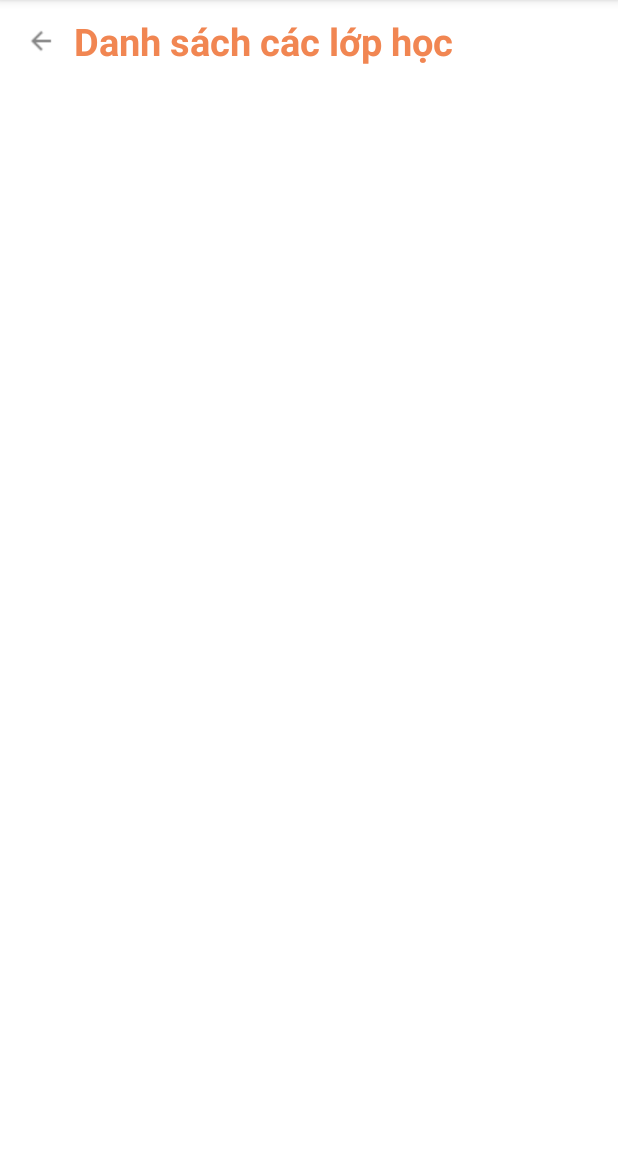
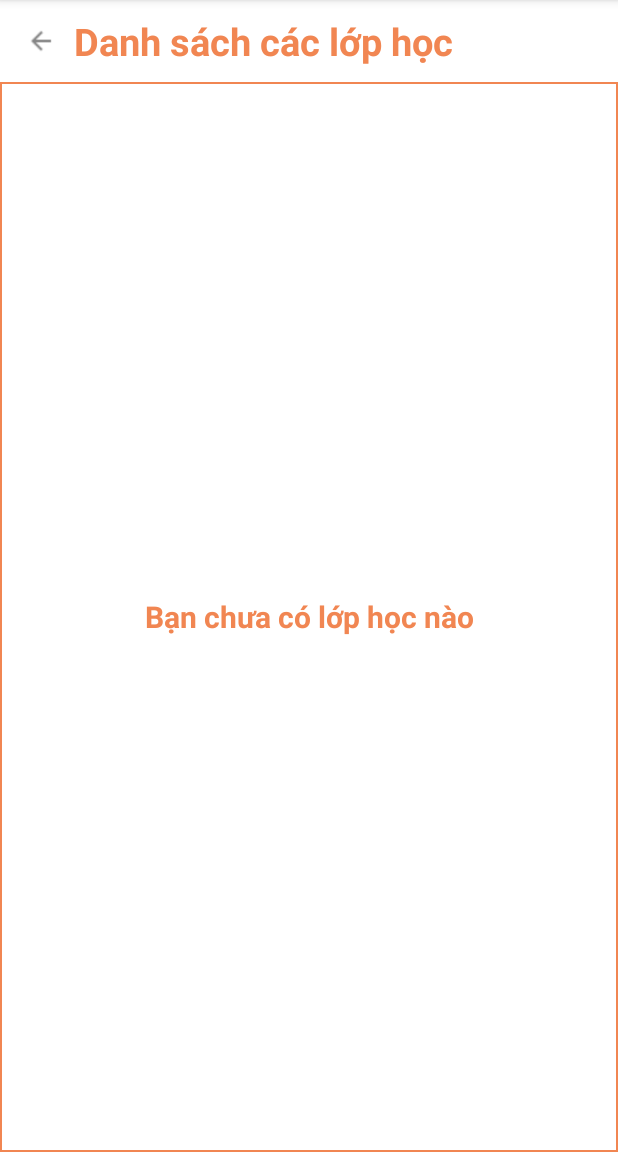
Before and after one commit to TUT888/StudentApp, an Android app: the fragment ClassFragment placed in its activity, on a phone screen of 412 x 824 dp, the part 84-1236 px from its top. Run offline under Robolectric (Android 15) with nearby library versions, the phone set to English and light mode, and no system bars; 1 statement that could not run was skipped.

Commit message:
Added notification "Bạn chưa có lớp học nào"

```diff
--- a/app/src/main/java/com/example/studentapp/MainActivity.java
+++ b/app/src/main/java/com/example/studentapp/MainActivity.java
@@ -48,9 +48,9 @@ import retrofit2.Response;
 
 public class MainActivity extends AppCompatActivity {
 //    public final static String URL = "http://192.168.1.8:8282"; // Tam url
-    public final static String URL = "http://192.168.137.249"; ///Tien url
+//    public final static String URL = "http://192.168.137.249"; ///Tien url
 //    public final static String URL = "http://172.16.12.110"; ///Tien url
-//    public final static String URL = "http://192.168.1.9:8080"; /// San url
+    public final static String URL = "http://192.168.1.9:8080"; /// San url
 
     public final static String URL_IMAGE = URL +  "/image/";
     public static String CURRENT_LOGIN_AVATAR = "";
--- a/app/src/main/java/com/example/studentapp/fragment/ClassFragment.java
+++ b/app/src/main/java/com/example/studentapp/fragment/ClassFragment.java
@@ -14,6 +14,7 @@ import android.view.LayoutInflater;
 import android.view.View;
 import android.view.ViewGroup;
 import android.widget.ImageButton;
+import android.widget.TextView;
 import android.widget.Toast;
 
 import com.example.studentapp.MainActivity;
@@ -41,6 +42,7 @@ public class ClassFragment extends Fragment {
     boolean check = false;
     private User currentUser;
     Bundle bundle;
+    TextView txtViewClass;
 
     public ClassFragment() {
         // Required empty public constructor
@@ -62,6 +64,7 @@ public class ClassFragment extends Fragment {
 
         rvClasses = view.findViewById(R.id.rvClasses);
         ibBack = view.findViewById(R.id.ibBack);
+        txtViewClass = view.findViewById(R.id.txtViewClass);
         ibBack.setOnClickListener(new View.OnClickListener() {
             @Override
             public void onClick(View view) {
@@ -96,7 +99,12 @@ public class ClassFragment extends Fragment {
                 if(response.isSuccessful() && resultAPI != null){
                     if (resultAPI.getCode() == 0){
                         JsonArray jsonArray = resultAPI.getData().getAsJsonArray();
-                        for (int i = 0; i < jsonArray.size(); i++){
+                        if (jsonArray.size() == 0) {
+                            txtViewClass.setVisibility(View.VISIBLE);
+                            rvClasses.setVisibility(View.GONE);
+                        }
+                        else {
+                            for (int i = 0; i < jsonArray.size(); i++) {
                                 JsonObject jsonObject = jsonArray.get(i).getAsJsonObject();
                                 ClassObject classObject = new ClassObject(jsonObject.get("id").getAsString(),
                                         jsonObject.get("className").getAsString(), jsonObject.get("tutorPhone").getAsString(),
@@ -135,6 +143,7 @@ public class ClassFragment extends Fragment {
                         }
                     }
                 }
+            }
 
             @Override
             public void onFailure(retrofit2.Call<ResultAPI> call, Throwable t) {
--- a/app/src/main/res/layout/fragment_class.xml
+++ b/app/src/main/res/layout/fragment_class.xml
@@ -35,9 +35,21 @@
             android:textStyle="bold"
             android:layout_gravity="center"/>
     </LinearLayout>
+    <TextView
+        android:id="@+id/txtViewClass"
+        android:layout_width="match_parent"
+        android:layout_height="match_parent"
+        android:text="Bạn chưa có lớp học nào"
+        android:textColor="@color/primary_color"
+        android:textSize="20sp"
+        android:textStyle="bold"
+        android:gravity="center"
+        android:visibility="visible"
+        android:background="@drawable/time_table_border"/>
     <androidx.recyclerview.widget.RecyclerView
         android:layout_width="match_parent"
         android:layout_height="match_parent"
-        android:id="@+id/rvClasses"/>
+        android:id="@+id/rvClasses"
+        android:visibility="gone"/>
 
 </LinearLayout>
```
Lines whose indentation alone changed are shown as unchanged.
